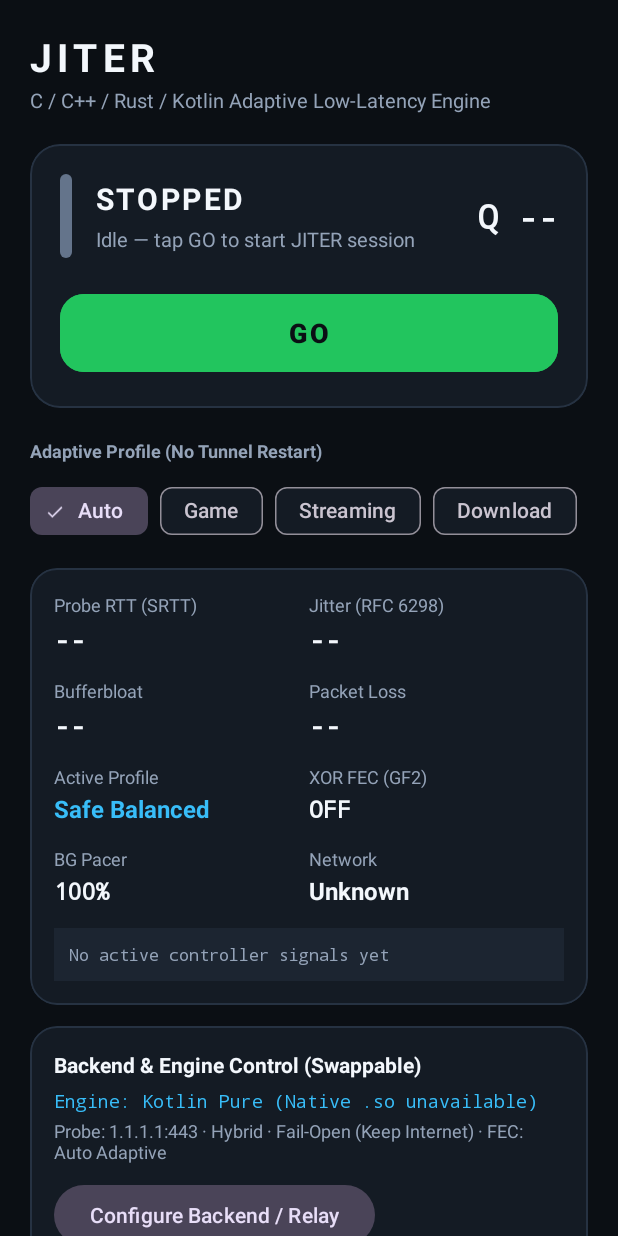
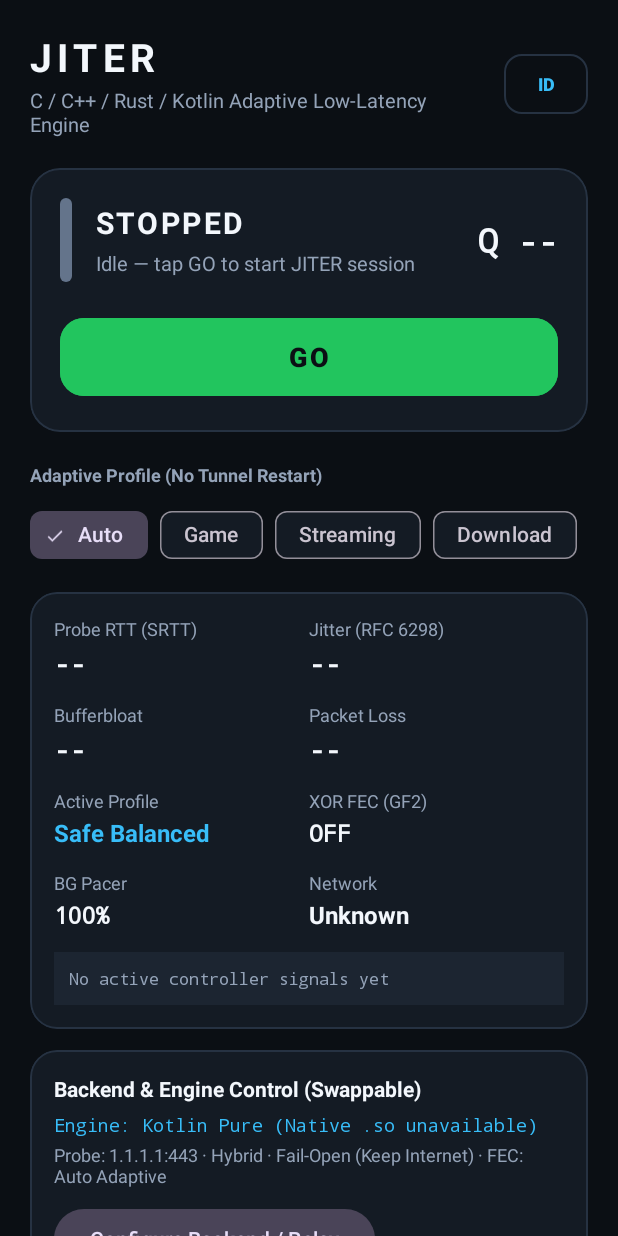
Before and after one commit to LoOp575/Jiter, an Android app: the screen it shows after launch (MainActivity), on a phone screen of 412 x 824 dp. Run offline under Robolectric (Android 15) with nearby library versions, the phone set to English and light mode, and no system bars.

Commit message:
feat(android): add Bahasa Indonesia & English localization with live in-app language switcher
Co-authored-by: arena-agent <297053741+arena-agent@users.noreply.github.com>

```diff
--- a/android/app/src/main/java/com/jiter/app/MainActivity.kt
+++ b/android/app/src/main/java/com/jiter/app/MainActivity.kt
@@ -26,11 +26,13 @@ import com.google.android.material.chip.Chip
 import com.google.android.material.chip.ChipGroup
 import com.google.android.material.dialog.MaterialAlertDialogBuilder
 import com.jiter.app.bridge.NativeEngineBridge
+import com.jiter.app.config.AppLanguage
 import com.jiter.app.config.BackendConfig
 import com.jiter.app.config.BackendConfigStore
 import com.jiter.app.config.EngineRuntimePreference
 import com.jiter.app.config.FailurePolicy
 import com.jiter.app.config.FecPolicy
+import com.jiter.app.config.LanguageManager
 import com.jiter.app.config.RoutingMode
 import com.jiter.app.context.AppContextDetector
 import com.jiter.app.engine.QualityState
@@ -46,6 +48,7 @@ class MainActivity : AppCompatActivity() {
 
     private lateinit var appContextDetector: AppContextDetector
 
+    private lateinit var btnToggleLanguage: MaterialButton
     private lateinit var statusLineIndicator: View
     private lateinit var tvSessionState: TextView
     private lateinit var tvQualityScore: TextView
@@ -86,7 +89,7 @@ class MainActivity : AppCompatActivity() {
             SessionStore.update {
                 it.copy(
                     sessionState = SessionState.STOPPED,
-                    statusDetail = "VPN consent declined — session not started",
+                    statusDetail = getString(R.string.status_vpn_declined),
                 )
             }
         }
@@ -126,9 +129,11 @@ class MainActivity : AppCompatActivity() {
     override fun onResume() {
         super.onResume()
         refreshUsageAccessStatus()
+        refreshLanguageToggleLabel()
     }
 
     private fun bindViews() {
+        btnToggleLanguage = findViewById(R.id.btnToggleLanguage)
         statusLineIndicator = findViewById(R.id.statusLineIndicator)
         tvSessionState = findViewById(R.id.tvSessionState)
         tvQualityScore = findViewById(R.id.tvQualityScore)
@@ -160,6 +165,12 @@ class MainActivity : AppCompatActivity() {
     }
 
     private fun setupListeners() {
+        btnToggleLanguage.setOnClickListener {
+            val next = LanguageManager.toggleIndonesianEnglish()
+            LanguageManager.apply(next)
+            notifyServiceConfigChanged()
+        }
+
         btnGoStop.setOnClickListener {
             val state = SessionStore.snapshot.value.sessionState
             if (isSessionActive(state)) {
@@ -194,8 +205,18 @@ class MainActivity : AppCompatActivity() {
         }
     }
 
+    private fun refreshLanguageToggleLabel() {
+        val next = LanguageManager.toggleIndonesianEnglish()
+        btnToggleLanguage.text = if (next == AppLanguage.INDONESIAN) {
+            getString(R.string.lang_switch_id)
+        } else {
+            getString(R.string.lang_switch_en)
+        }
+    }
+
     private fun showBackendConfigDialog() {
         val current = BackendConfigStore.ensureLoaded(this)
+        val currentLang = LanguageManager.currentSelection()
         val view = LayoutInflater.from(this).inflate(R.layout.dialog_backend_config, null)
 
         val etControlUrl = view.findViewById<EditText>(R.id.etControlPlaneUrl)
@@ -207,6 +228,7 @@ class MainActivity : AppCompatActivity() {
         val spFailure = view.findViewById<Spinner>(R.id.spinnerFailurePolicy)
         val spFec = view.findViewById<Spinner>(R.id.spinnerFecPolicy)
         val spEngine = view.findViewById<Spinner>(R.id.spinnerEngineBackend)
+        val spLanguage = view.findViewById<Spinner>(R.id.spinnerLanguage)
 
         etControlUrl.setText(current.controlPlaneUrl)
         etRelayHost.setText(current.relayHost)
@@ -246,6 +268,21 @@ class MainActivity : AppCompatActivity() {
         )
         spEngine.setSelection(engineItems.indexOf(current.enginePreference).coerceAtLeast(0))
 
+        val languageItems = AppLanguage.entries
+        val languageLabels = languageItems.map { lang ->
+            when (lang) {
+                AppLanguage.SYSTEM -> getString(R.string.lang_label_system)
+                AppLanguage.INDONESIAN -> getString(R.string.lang_label_id)
+                AppLanguage.ENGLISH -> getString(R.string.lang_label_en)
+            }
+        }
+        spLanguage.adapter = ArrayAdapter(
+            this,
+            android.R.layout.simple_spinner_dropdown_item,
+            languageLabels,
+        )
+        spLanguage.setSelection(languageItems.indexOf(currentLang).coerceAtLeast(0))
+
         MaterialAlertDialogBuilder(this)
             .setTitle(R.string.dialog_backend_title)
             .setView(view)
@@ -264,10 +301,15 @@ class MainActivity : AppCompatActivity() {
                     enginePreference = engineItems[spEngine.selectedItemPosition],
                 )
                 BackendConfigStore.save(this, updated)
+                val chosenLang = languageItems[spLanguage.selectedItemPosition]
+                if (chosenLang != currentLang) {
+                    LanguageManager.apply(chosenLang)
+                }
                 notifyServiceConfigChanged()
             }
             .setNeutralButton(R.string.action_reset) { _, _ ->
                 BackendConfigStore.resetDefaults(this)
+                LanguageManager.apply(AppLanguage.SYSTEM)
                 notifyServiceConfigChanged()
             }
             .setNegativeButton(R.string.action_cancel, null)
@@ -362,7 +404,7 @@ class MainActivity : AppCompatActivity() {
         } else {
             detectAvailableRuntimeLabel(cfg.enginePreference)
         }
-        tvEngineStack.text = "Engine: $runtimeDisplay"
+        tvEngineStack.text = getString(R.string.status_engine_prefix, runtimeDisplay)
         tvBackendSummary.text = buildString {
             append(cfg.summaryLabel())
             append(" · ")
@@ -376,13 +418,15 @@ class MainActivity : AppCompatActivity() {
     }
 
     private fun detectAvailableRuntimeLabel(pref: EngineRuntimePreference): String {
-        if (pref == EngineRuntimePreference.KOTLIN_PURE) return "Kotlin Pure (Selected)"
+        if (pref == EngineRuntimePreference.KOTLIN_PURE) {
+            return getString(R.string.status_engine_kotlin_selected)
+        }
         return when {
             NativeEngineBridge.hasRustMathEngine && NativeEngineBridge.hasCPacketEngine ->
-                "Native (Rust + C++ + C) Ready"
+                getString(R.string.status_engine_native_ready)
             NativeEngineBridge.hasCPacketEngine && NativeEngineBridge.hasCppScheduler ->
-                "Hybrid (Kotlin Math + C/C++ Net) Ready"
-            else -> "Kotlin Pure (Native .so unavailable)"
+                getString(R.string.status_engine_hybrid_ready)
+            else -> getString(R.string.status_engine_fallback)
         }
     }
 
@@ -390,7 +434,13 @@ class MainActivity : AppCompatActivity() {
         val active = isSessionActive(snapshot.sessionState)
 
         tvSessionState.text = snapshot.sessionState.label
-        tvStatusDetail.text = snapshot.statusDetail
+        tvStatusDetail.text = if (snapshot.sessionState == SessionState.STOPPED &&
+            snapshot.statusDetail == SessionSnapshot().statusDetail
+        ) {
+            getString(R.string.status_idle)
+        } else {
+            snapshot.statusDetail
+        }
         tvQualityScore.text = snapshot.qualityScore?.let {
             String.format(Locale.US, "Q %.0f", it)
         } ?: "Q --"
--- /dev/null
+++ b/android/app/src/main/java/com/jiter/app/config/LanguageManager.kt
@@ -0,0 +1,59 @@
+package com.jiter.app.config
+
+import androidx.appcompat.app.AppCompatDelegate
+import androidx.core.os.LocaleListCompat
+import java.util.Locale
+
+enum class AppLanguage(val languageTag: String) {
+    SYSTEM(""),
+    INDONESIAN("id"),
+    ENGLISH("en"),
+}
+
+/**
+ * Runtime app-language switcher supporting Bahasa Indonesia (id/in), English (en),
+ * and System Default via AndroidX AppCompat per-app locales.
+ * Switching language recreates only the UI Activity and NEVER interrupts the VPN tunnel.
+ */
+object LanguageManager {
+
+    fun currentSelection(): AppLanguage {
+        val locales = AppCompatDelegate.getApplicationLocales()
+        if (locales.isEmpty) return AppLanguage.SYSTEM
+        val first = locales[0] ?: return AppLanguage.SYSTEM
+        return fromLanguageCode(first.language)
+    }
+
+    fun apply(language: AppLanguage) {
+        val locales = if (language == AppLanguage.SYSTEM) {
+            LocaleListCompat.getEmptyLocaleList()
+        } else {
+            LocaleListCompat.forLanguageTags(language.languageTag)
+        }
+        AppCompatDelegate.setApplicationLocales(locales)
+    }
+
+    fun toggleIndonesianEnglish(
+        current: AppLanguage = currentSelection(),
+        systemLanguageCode: String = Locale.getDefault().language,
+    ): AppLanguage {
+        val effectiveIsIndonesian = when (current) {
+            AppLanguage.INDONESIAN -> true
+            AppLanguage.ENGLISH -> false
+            AppLanguage.SYSTEM -> isIndonesianCode(systemLanguageCode)
+        }
+        return if (effectiveIsIndonesian) AppLanguage.ENGLISH else AppLanguage.INDONESIAN
+    }
+
+    fun fromLanguageCode(code: String?): AppLanguage = when {
+        code.isNullOrBlank() -> AppLanguage.SYSTEM
+        isIndonesianCode(code) -> AppLanguage.INDONESIAN
+        code.lowercase(Locale.ROOT).startsWith("en") -> AppLanguage.ENGLISH
+        else -> AppLanguage.SYSTEM
+    }
+
+    fun isIndonesianCode(code: String?): Boolean {
+        val norm = code?.lowercase(Locale.ROOT) ?: return false
+        return norm == "id" || norm == "in" || norm.startsWith("id-") || norm.startsWith("in-")
+    }
+}
--- a/android/app/src/main/res/layout/activity_main.xml
+++ b/android/app/src/main/res/layout/activity_main.xml
@@ -12,7 +12,19 @@
         android:orientation="vertical"
         android:padding="20dp">
 
-        <!-- Header -->
+        <!-- Header + Quick Language Switcher (ID / EN) -->
+        <LinearLayout
+            android:layout_width="match_parent"
+            android:layout_height="wrap_content"
+            android:gravity="center_vertical"
+            android:orientation="horizontal">
+
+            <LinearLayout
+                android:layout_width="0dp"
+                android:layout_height="wrap_content"
+                android:layout_weight="1"
+                android:orientation="vertical">
+
                 <TextView
                     android:layout_width="wrap_content"
                     android:layout_height="wrap_content"
@@ -29,6 +41,26 @@
                     android:text="@string/app_subtitle"
                     android:textColor="@color/jiter_text_secondary"
                     android:textSize="13sp" />
+            </LinearLayout>
+
+            <com.google.android.material.button.MaterialButton
+                android:id="@+id/btnToggleLanguage"
+                style="@style/Widget.Material3.Button.OutlinedButton"
+                android:layout_width="wrap_content"
+                android:layout_height="40dp"
+                android:layout_marginStart="10dp"
+                android:insetTop="0dp"
+                android:insetBottom="0dp"
+                android:minWidth="56dp"
+                android:paddingStart="12dp"
+                android:paddingEnd="12dp"
+                android:text="@string/lang_switch_id"
+                android:textColor="@color/jiter_accent"
+                android:textSize="12sp"
+                android:textStyle="bold"
+                app:cornerRadius="12dp"
+                app:strokeColor="@color/jiter_stroke" />
+        </LinearLayout>
 
         <!-- Primary Status + Signature Single Vertical Line Indicator + GO/STOP -->
         <com.google.android.material.card.MaterialCardView
--- a/android/app/src/main/res/values/strings.xml
+++ b/android/app/src/main/res/values/strings.xml
@@ -5,9 +5,18 @@
 
     <string name="action_go">GO</string>
     <string name="action_stop">STOP</string>
+    <string name="lang_switch_id">ID</string>
+    <string name="lang_switch_en">EN</string>
+    <string name="lang_label_system">System Default</string>
+    <string name="lang_label_id">Bahasa Indonesia</string>
+    <string name="lang_label_en">English</string>
+    <string name="cfg_language_label">App Language</string>
 
     <string name="notification_channel_name">JITER Active Session</string>
     <string name="notification_channel_desc">Shows live JITER tunnel state, probe RTT, jitter, and active profile.</string>
+    <string name="notif_summary_fmt">Probe RTT: %1$s · Jitter: %2$s · Loss: %3$s</string>
+    <string name="notif_detail_line2_fmt">Bufferbloat: %1$s · FEC: %2$s · BG Pacer: %3$d%%</string>
+    <string name="notif_detail_line3_fmt">Net: %1$s · Route: %2$s</string>
 
     <string name="section_profile">Adaptive Profile (No Tunnel Restart)</string>
     <string name="profile_auto">Auto</string>
@@ -26,15 +35,17 @@
 
     <string name="reasons_idle">No active controller signals yet</string>
 
-    <string name="section_usage">Foreground App Detection (Optional)</string>
-    <string name="usage_access_granted">Usage Access granted — JITER automatically adapts profile when switching apps.</string>
-    <string name="usage_access_missing">Usage Access not granted (fallback: Safe Balanced). Note: for sideloaded APKs on Android 13+, enable "Allow restricted settings" in App Info first.</string>
-    <string name="usage_access_grant">Grant Usage Access</string>
-    <string name="usage_access_manage">Manage Usage Access</string>
+    <string name="status_idle">Idle — tap GO to start JITER session</string>
+    <string name="status_vpn_declined">VPN consent declined — session not started</string>
+    <string name="status_engine_prefix">Engine: %1$s</string>
+    <string name="status_engine_kotlin_selected">Kotlin Pure (Selected)</string>
+    <string name="status_engine_native_ready">Native (Rust + C++ + C) Ready</string>
+    <string name="status_engine_hybrid_ready">Hybrid (Kotlin Math + C/C++ Net) Ready</string>
+    <string name="status_engine_fallback">Kotlin Pure (Native .so unavailable)</string>
 
     <string name="section_backend">Backend &amp; Engine Control (Swappable)</string>
     <string name="action_configure_backend">Configure Backend / Relay</string>
-    <string name="dialog_backend_title">Backend &amp; Engine Settings</string>
+    <string name="dialog_backend_title">Backend, Engine &amp; Language</string>
     <string name="action_save">Save</string>
     <string name="action_reset">Reset Default</string>
     <string name="action_cancel">Cancel</string>
@@ -51,5 +62,11 @@
     <string name="cfg_fec_policy_label">XOR FEC Policy (Formula #3)</string>
     <string name="cfg_engine_backend_label">Engine Runtime Backend</string>
 
-    <string name="poc_footnote">Stage 2+ Native PoC: Links C packet parser, C++ slab PacketPool/Scheduler, and Rust math FFI inside libjiter_native.so with swappable backend config. Uses diagnostic TUN (10.77.0.0/24) until Stage 3 Relay forwarding is enabled.</string>
+    <string name="section_usage">Foreground App Detection (Optional)</string>
+    <string name="usage_access_granted">Usage Access granted — JITER automatically adapts profile when switching apps.</string>
+    <string name="usage_access_missing">Usage Access not granted (fallback: Safe Balanced). Note: for sideloaded APKs on Android 13+, enable "Allow restricted settings" in App Info first.</string>
+    <string name="usage_access_grant">Grant Usage Access</string>
+    <string name="usage_access_manage">Manage Usage Access</string>
+
+    <string name="poc_footnote">Stage 2 Native PoC: Links C packet parser, C++ slab PacketPool/Scheduler, and Rust math FFI inside libjiter_native.so with swappable backend config. Uses diagnostic TUN (10.77.0.0/24) until Stage 3 Relay forwarding is enabled.</string>
 </resources>
--- /dev/null
+++ b/android/app/src/main/res/xml/locales_config.xml
@@ -0,0 +1,5 @@
+<?xml version="1.0" encoding="utf-8"?>
+<locale-config xmlns:android="http://schemas.android.com/apk/res/android">
+    <locale android:name="en" />
+    <locale android:name="id" />
+</locale-config>
```
Also changed, not shown: android/app/src/main/AndroidManifest.xml (+12 -1 lines), android/app/src/main/java/com/jiter/app/notification/StatusNotification.kt (+4 -6 lines), android/app/src/main/res/layout/dialog_backend_config.xml (+13 -0 lines), 2 other files. Lines whose indentation alone changed are shown as unchanged.
